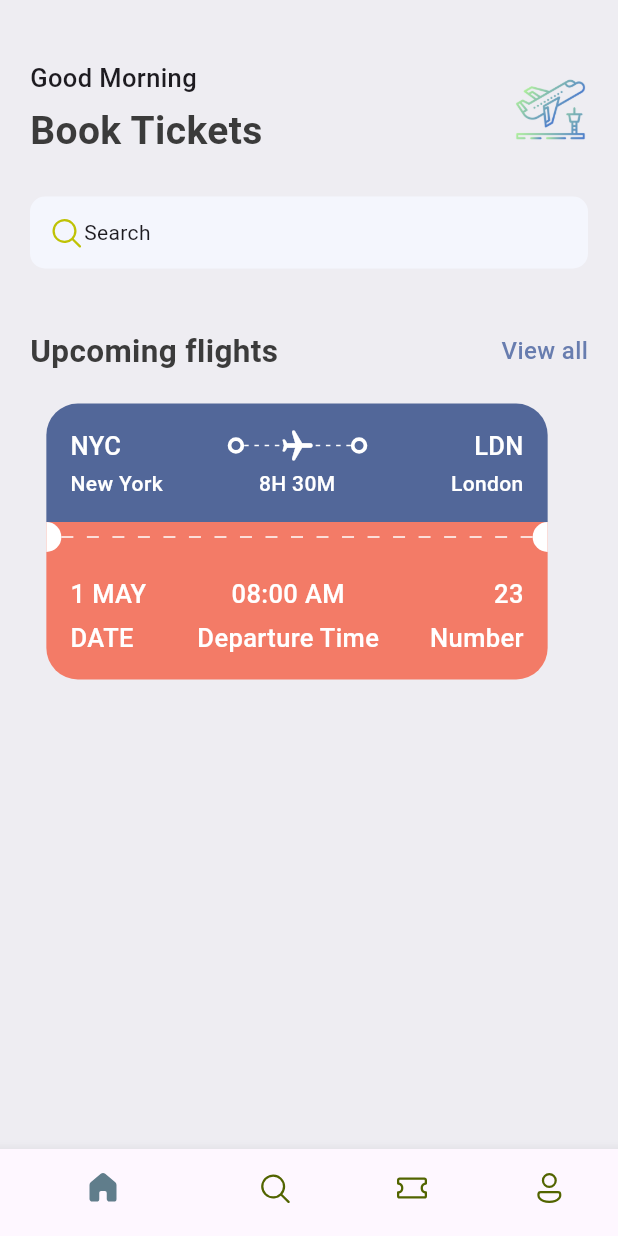
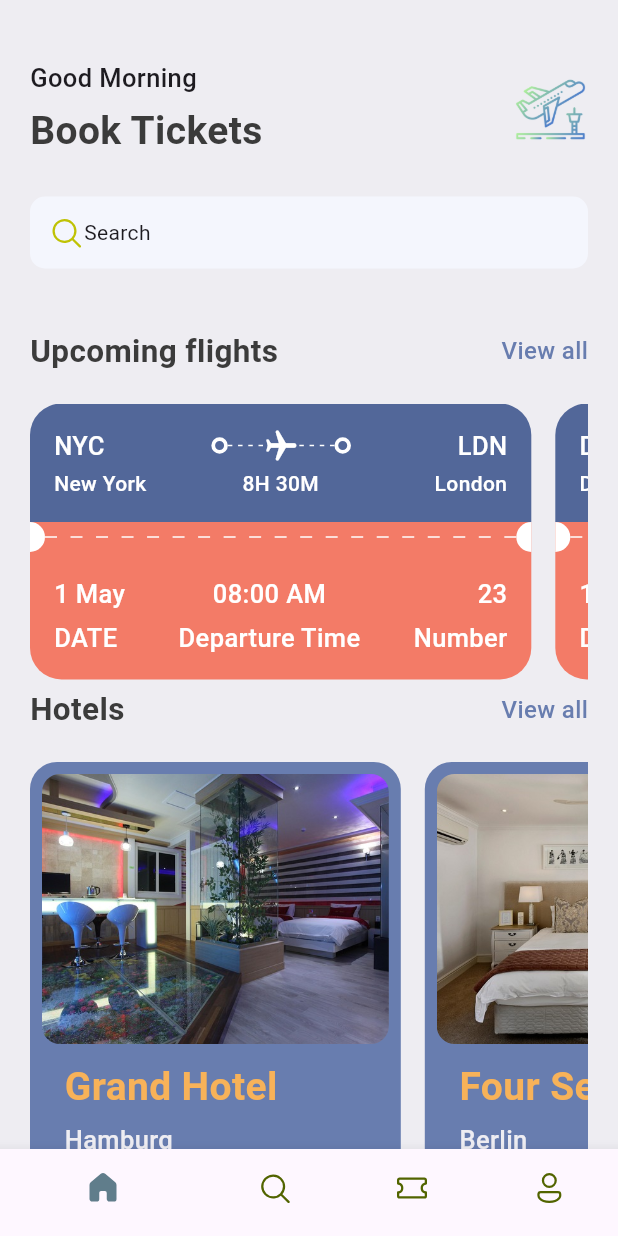
Before and after one commit to Isedin/flight_ticketing_app, a Flutter app: the screen it shows after launch, on a phone screen of 412 x 824 dp. Run offline on Flutter 3.47's test engine with Material 3 defaults, Android fonts, the phone set to English and light mode, and no system bars; our stand-ins replace fluentui_icons.

Commit message:
feat: Add All Tickets screen and integrate with Home screen
- Implemented AllTickets widget to display a list of tickets.
- Updated HomeScreen to include a section for upcoming flights with navigation to AllTickets.
- Created Hotel widget for displaying hotel information in a card format.
- Developed SearchScreen with a prompt for user input and integrated AppTicketTabs placeholder.
- Added AppTicketTabs widget as a placeholder for future ticket tab functionality.

```diff
--- /dev/null
+++ b/lib/base/app_routes.dart
@@ -0,0 +1,15 @@
+import 'package:flight_ticketing_app/base/bottom_nav_bar.dart';
+import 'package:flight_ticketing_app/screens/home/all_tickets.dart';
+import 'package:flutter/material.dart';
+
+class AppRoutes {
+  AppRoutes._();
+
+  static const String home = '/';
+  static const String allTickets = 'all_tickets';
+
+  static Map<String, WidgetBuilder> routes = {
+    home: (context) => const BottomNavBar(),
+    allTickets: (context) => const AllTickets(),
+  };
+}
--- a/lib/base/bottom_nav_bar.dart
+++ b/lib/base/bottom_nav_bar.dart
@@ -1,4 +1,5 @@
-import 'package:flight_ticketing_app/screens/home_screen.dart';
+import 'package:flight_ticketing_app/screens/home/home_screen.dart';
+import 'package:flight_ticketing_app/screens/search/search_screen.dart';
 import 'package:fluentui_icons/fluentui_icons.dart';
 import 'package:flutter/material.dart';
 
@@ -13,7 +14,7 @@ class _BottomNavBarState extends State<BottomNavBar> {
   // list is been iterated using index
   final appScreens = [
     const HomeScreen(),
-    const Center(child: Text("Search")),
+    const SearchScreen(),
     const Center(child: Text("Tickets")),
     const Center(child: Text("Profile")),
   ];
--- a/lib/base/res/media.dart
+++ b/lib/base/res/media.dart
@@ -1,4 +1,7 @@
 class AppMedia {
   static const _baseImage = "assets/images";
   static const logo = "$_baseImage/take-off.png";
+  static const motel1 = "$_baseImage/motel-1.jpg";
+  static const hotel2 = "$_baseImage/hotel-2.jpg";
+  static const hotel3 = "$_baseImage/hotel-3.jpg";
 }
--- a/lib/base/res/styles/app_styles.dart
+++ b/lib/base/res/styles/app_styles.dart
@@ -8,6 +8,7 @@ class AppStyles {
   static Color textColor = const Color(0xFF3b3b3b);
   static Color ticketBlue = const Color(0xFF526799);
   static Color ticketOrange = const Color(0xFFf37b67);
+  static Color kakiColor = const Color(0xFFf7b259);
 
   static TextStyle textStyle = TextStyle(
     fontSize: 16,
--- /dev/null
+++ b/lib/base/utils/app_json.dart
@@ -0,0 +1,73 @@
+import 'package:flight_ticketing_app/base/res/media.dart';
+
+List<Map<String, dynamic>> ticketList = [
+  {
+    'from': {'code': 'NYC', 'name': 'New York'},
+    'to': {'code': 'LDN', 'name': 'London'},
+    'flying_time': '8H 30M',
+    'date': '1 May',
+    'departure_time': '08:00 AM',
+    'number': 23,
+  },
+  {
+    'from': {'code': 'DK', 'name': 'Dhaka'},
+    'to': {'code': 'SH', 'name': 'Shanghai'},
+    'flying_time': '5H 20M',
+    'date': '12 Jun',
+    'departure_time': '10:30 PM',
+    'number': 45,
+  },
+  {
+    'from': {'code': 'TKY', 'name': 'Tokyo'},
+    'to': {'code': 'SYD', 'name': 'Sydney'},
+    'flying_time': '9H 15M',
+    'date': '23 Jul',
+    'departure_time': '06:45 AM',
+    'number': 67,
+  },
+  {
+    'from': {'code': 'DK', 'name': 'Dhaka'},
+    'to': {'code': 'RH', 'name': 'Riyadh'},
+    'flying_time': '5H 20M',
+    'date': '12 Jun',
+    'departure_time': '10:30 PM',
+    'number': 45,
+  },
+  {
+    'from': {'code': 'PAR', 'name': 'Paris'},
+    'to': {'code': 'BER', 'name': 'Berlin'},
+    'flying_time': '1H 45M',
+    'date': '15 Aug',
+    'departure_time': '02:15 PM',
+    'number': 89,
+  },
+  {
+    'from': {'code': 'ROM', 'name': 'Rome'},
+    'to': {'code': 'MAD', 'name': 'Madrid'},
+    'flying_time': '2H 10M',
+    'date': '30 Sep',
+    'departure_time': '11:00 AM',
+    'number': 34,
+  },
+];
+
+List<Map<String, dynamic>> hotelList = [
+  {
+    'name': 'Grand Hotel',
+    'location': 'Hamburg',
+    'price_per_night': 150,
+    'image': AppMedia.motel1,
+  },
+  {
+    'name': 'Four Seasons',
+    'location': 'Berlin',
+    'price_per_night': 200,
+    'image': AppMedia.hotel2,
+  },
+  {
+    'name': 'Mountain Inn',
+    'location': 'Munich',
+    'price_per_night': 120,
+    'image': AppMedia.hotel3,
+  },
+];
--- a/lib/base/widgets/app_double_text.dart
+++ b/lib/base/widgets/app_double_text.dart
@@ -6,9 +6,11 @@ class AppDoubleText extends StatelessWidget {
     super.key,
     required this.bigText,
     required this.smallText,
+    required this.func,
   });
   final String bigText;
   final String smallText;
+  final VoidCallback func;
 
   @override
   Widget build(BuildContext context) {
@@ -17,7 +19,7 @@ class AppDoubleText extends StatelessWidget {
       children: [
         Text(bigText, style: AppStyles.headlineStyle2),
         InkWell(
-          onTap: () {},
+          onTap: func,
           child: Text(
             smallText,
             style: AppStyles.textStyle.copyWith(color: AppStyles.primaryColor),
--- a/lib/base/widgets/ticket_view.dart
+++ b/lib/base/widgets/ticket_view.dart
@@ -8,7 +8,9 @@ import 'package:flight_ticketing_app/base/widgets/text_style_third.dart';
 import 'package:flutter/material.dart';
 
 class TicketView extends StatelessWidget {
-  const TicketView({super.key});
+  final Map<String, dynamic> ticket;
+  final bool wholeScreen;
+  const TicketView({super.key, required this.ticket, this.wholeScreen = false});
 
   @override
   Widget build(BuildContext context) {
@@ -17,7 +19,7 @@ class TicketView extends StatelessWidget {
       width: size.width * 0.85,
       height: 189,
       child: Container(
-        margin: EdgeInsets.only(right: 16),
+        margin: EdgeInsets.only(right: wholeScreen == true ? 0 : 16),
         child: Column(
           children: [
             // blue part of the
@@ -35,9 +37,10 @@ class TicketView extends StatelessWidget {
                   //Show departure and arrival with icons first line
                   Row(
                     children: [
-                      TextStyleThird(text: "NYC"),
+                      TextStyleThird(text: ticket['from']['code']),
                       Expanded(child: Container()),
                       BigDot(),
+                      // ticket flying icon with line
                       Expanded(
                         child: Stack(
                           children: [
@@ -59,7 +62,7 @@ class TicketView extends StatelessWidget {
                       ),
                       BigDot(),
                       Expanded(child: Container()),
-                      TextStyleThird(text: "LDN"),
+                      TextStyleThird(text: ticket['to']['code']),
                     ],
                   ),
                   SizedBox(height: 3),
@@ -68,16 +71,16 @@ class TicketView extends StatelessWidget {
                     children: [
                       SizedBox(
                         width: 100,
-                        child: TextStyleFourth(text: "New York"),
+                        child: TextStyleFourth(text: ticket['from']['name']),
                       ),
                       Expanded(child: Container()),
-                      TextStyleFourth(text: "8H 30M"),
+                      TextStyleFourth(text: ticket['flying_time']),
 
                       Expanded(child: Container()),
                       SizedBox(
                         width: 100,
                         child: TextStyleFourth(
-                          text: "London",
+                          text: ticket['to']['name'],
                           align: TextAlign.end,
                         ),
                       ),
@@ -117,17 +120,17 @@ class TicketView extends StatelessWidget {
                     mainAxisAlignment: MainAxisAlignment.spaceBetween,
                     children: [
                       AppColumnTextLayout(
-                        topText: "1 MAY",
+                        topText: ticket['date'],
                         bottomText: "DATE",
                         alignment: CrossAxisAlignment.start,
                       ),
                       AppColumnTextLayout(
-                        topText: "08:00 AM",
+                        topText: ticket['departure_time'],
                         bottomText: "Departure Time",
                         alignment: CrossAxisAlignment.center,
                       ),
                       AppColumnTextLayout(
-                        topText: "23",
+                        topText: ticket['number'].toString(),
                         bottomText: "Number",
                         alignment: CrossAxisAlignment.end,
                       ),
--- a/lib/main.dart
+++ b/lib/main.dart
@@ -1,15 +1,8 @@
-import 'package:flight_ticketing_app/base/bottom_nav_bar.dart';
+import 'package:flight_ticketing_app/base/app_routes.dart';
 import 'package:flutter/material.dart';
 
 void main() {
   runApp(const MyApp());
-  var test = TestClass(x: 2, y: 3);
-  print(test.x);
-  var newTest = test.copyWith(x: 30);
-  print(newTest.y);
-
-  var newTest2 = newTest.copyWith(y: 100);
-  print(newTest2.x);
 }
 
 class TestClass {
@@ -27,6 +20,10 @@ class MyApp extends StatelessWidget {
   const MyApp({super.key});
   @override
   Widget build(BuildContext context) {
-    return MaterialApp(debugShowCheckedModeBanner: false, home: BottomNavBar());
+    return MaterialApp(
+      debugShowCheckedModeBanner: false,
+      initialRoute: AppRoutes.home,
+      routes: AppRoutes.routes,
+    );
   }
 }
--- /dev/null
+++ b/lib/screens/home/all_tickets.dart
@@ -0,0 +1,34 @@
+import 'package:flight_ticketing_app/base/utils/app_json.dart';
+import 'package:flight_ticketing_app/base/widgets/ticket_view.dart';
+import 'package:flutter/material.dart';
+
+class AllTickets extends StatelessWidget {
+  const AllTickets({super.key});
+
+  @override
+  Widget build(BuildContext context) {
+    return Scaffold(
+      appBar: AppBar(title: Text('All Tickets')),
+      body: ListView(
+        children: [
+          SingleChildScrollView(
+            scrollDirection: Axis.vertical,
+            child: Column(
+              children: ticketList
+                  .map(
+                    (singleTicket) => Container(
+                      margin: EdgeInsets.only(bottom: 16),
+                      child: TicketView(
+                        ticket: singleTicket,
+                        wholeScreen: true,
+                      ),
+                    ),
+                  )
+                  .toList(),
+            ),
+          ),
+        ],
+      ),
+    );
+  }
+}
--- a/lib/screens/home_screen.dart
+++ b/lib/screens/home/home_screen.dart
@@ -1,7 +1,10 @@
+import 'package:flight_ticketing_app/base/app_routes.dart';
 import 'package:flight_ticketing_app/base/res/media.dart';
 import 'package:flight_ticketing_app/base/res/styles/app_styles.dart';
+import 'package:flight_ticketing_app/base/utils/app_json.dart';
 import 'package:flight_ticketing_app/base/widgets/app_double_text.dart';
 import 'package:flight_ticketing_app/base/widgets/ticket_view.dart';
+import 'package:flight_ticketing_app/screens/home/widgets/hotel.dart';
 import 'package:fluentui_icons/fluentui_icons.dart';
 import 'package:flutter/material.dart';
 
@@ -18,6 +21,7 @@ class HomeScreen extends StatelessWidget {
           Container(
             padding: const EdgeInsets.symmetric(horizontal: 20),
             child: Column(
+              crossAxisAlignment: CrossAxisAlignment.start,
               children: [
                 Row(
                   mainAxisAlignment: MainAxisAlignment.spaceBetween,
@@ -63,12 +67,37 @@ class HomeScreen extends StatelessWidget {
                   ),
                 ),
                 const SizedBox(height: 40),
-                const AppDoubleText(
+                AppDoubleText(
                   bigText: "Upcoming flights",
                   smallText: "View all",
+                  func: () =>
+                      Navigator.pushNamed(context, AppRoutes.allTickets),
                 ),
                 const SizedBox(height: 20),
-                TicketView(),
+                SingleChildScrollView(
+                  scrollDirection: Axis.horizontal,
+                  child: Row(
+                    children: ticketList
+                        .take(2)
+                        .map((singleTicket) => TicketView(ticket: singleTicket))
+                        .toList(),
+                  ),
+                ),
+                AppDoubleText(
+                  bigText: "Hotels",
+                  smallText: "View all",
+                  func: () {},
+                ),
+                const SizedBox(height: 20),
+                SingleChildScrollView(
+                  scrollDirection: Axis.horizontal,
+                  child: Row(
+                    children: hotelList
+                        // .take(2)
+                        .map((singleHotel) => Hotel(hotel: singleHotel))
+                        .toList(),
+                  ),
+                ),
               ],
             ),
           ),
--- /dev/null
+++ b/lib/screens/home/widgets/hotel.dart
@@ -0,0 +1,68 @@
+import 'package:flight_ticketing_app/base/res/styles/app_styles.dart';
+import 'package:flutter/material.dart';
+
+class Hotel extends StatelessWidget {
+  final Map<String, dynamic> hotel;
+  const Hotel({super.key, required this.hotel});
+
+  @override
+  Widget build(BuildContext context) {
+    final size = MediaQuery.of(context).size;
+    return Container(
+      padding: const EdgeInsets.all(8.0),
+      width: size.width * 0.6,
+      height: 350,
+      margin: const EdgeInsets.only(right: 16),
+      decoration: BoxDecoration(
+        color: AppStyles.primaryColor,
+        borderRadius: BorderRadius.circular(18),
+      ),
+      child: Column(
+        crossAxisAlignment: CrossAxisAlignment.start,
+        children: [
+          Container(
+            height: 180,
+            decoration: BoxDecoration(
+              color: AppStyles.primaryColor,
+              borderRadius: BorderRadius.circular(12),
+              image: DecorationImage(
+                fit: BoxFit.cover,
+                image: AssetImage(hotel['image']),
+              ),
+            ),
+          ),
+          const SizedBox(height: 10),
+          Padding(
+            padding: const EdgeInsets.only(left: 15.0),
+            child: Text(
+              hotel['name'],
+              style: AppStyles.headlineStyle1.copyWith(
+                color: AppStyles.kakiColor,
+              ),
+            ),
+          ),
+          const SizedBox(height: 5),
+          Padding(
+            padding: const EdgeInsets.only(left: 15.0),
+            child: Text(
+              hotel['location'],
+              style: AppStyles.headlineStyle3.copyWith(
+                color: AppStyles.bgColor,
+              ),
+            ),
+          ),
+          const SizedBox(height: 5),
+          Padding(
+            padding: const EdgeInsets.only(left: 15.0),
+            child: Text(
+              "${hotel['price_per_night']}€ / night",
+              style: AppStyles.headlineStyle1.copyWith(
+                color: AppStyles.kakiColor,
+              ),
+            ),
+          ),
+        ],
+      ),
+    );
+  }
+}
--- /dev/null
+++ b/lib/screens/search/search_screen.dart
@@ -0,0 +1,26 @@
+import 'package:flight_ticketing_app/base/res/styles/app_styles.dart';
+import 'package:flight_ticketing_app/screens/search/widgets/app_ticket_tabs.dart';
+import 'package:flutter/material.dart';
+
+class SearchScreen extends StatelessWidget {
+  const SearchScreen({super.key});
+
+  @override
+  Widget build(BuildContext context) {
+    return Scaffold(
+      // appBar: AppBar(title: const Text("Search")),
+      backgroundColor: AppStyles.bgColor,
+      body: ListView(
+        padding: const EdgeInsets.symmetric(horizontal: 20, vertical: 20),
+        children: [
+          const SizedBox(height: 40),
+          Text(
+            "What are\nyou looking for?",
+            style: AppStyles.headlineStyle1.copyWith(fontSize: 35),
+          ),
+          const AppTicketTabs(),
+        ],
+      ),
+    );
+  }
+}
--- /dev/null
+++ b/lib/screens/search/widgets/app_ticket_tabs.dart
@@ -0,0 +1,10 @@
+import 'package:flutter/material.dart';
+
+class AppTicketTabs extends StatelessWidget {
+  const AppTicketTabs({super.key});
+
+  @override
+  Widget build(BuildContext context) {
+    return const Placeholder();
+  }
+}
```
Also changed, not shown: assets/images/hotel-2.jpg (added), assets/images/hotel-3.jpg (added), assets/images/motel-1.jpg (added), lib/project_structure/Navigator.png (added).
